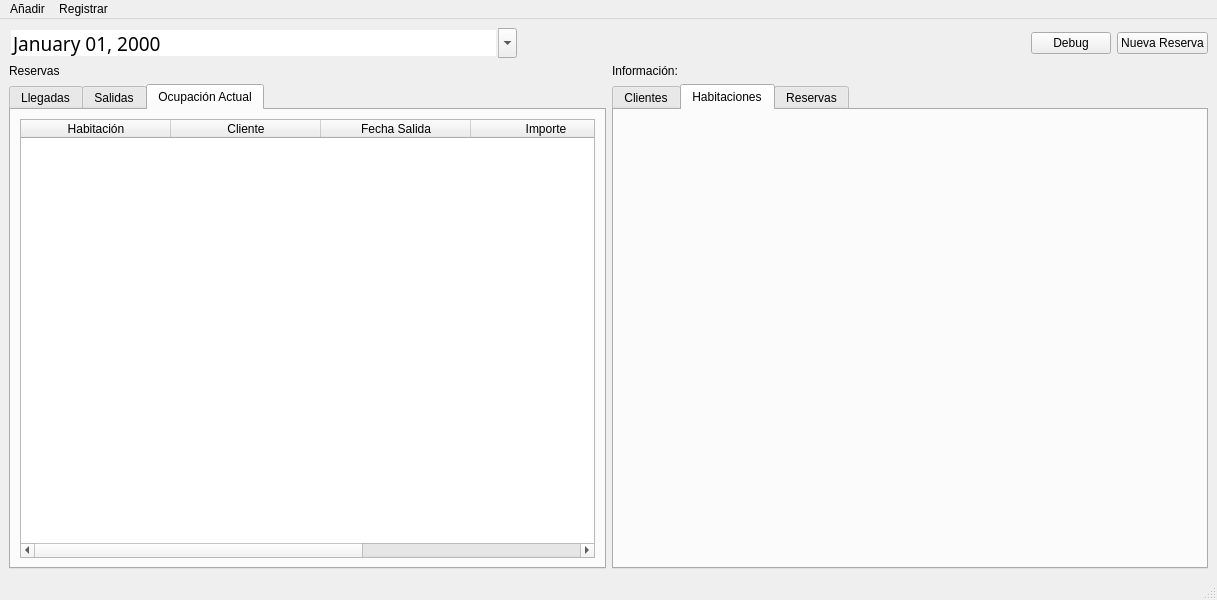
This is Componentes_Visuales/Ventana_Principal/ventanaprincipal.ui in Dennis-Villa/Gestor_Hotelero as Qt 5 draws it before an edit. The edited form follows.
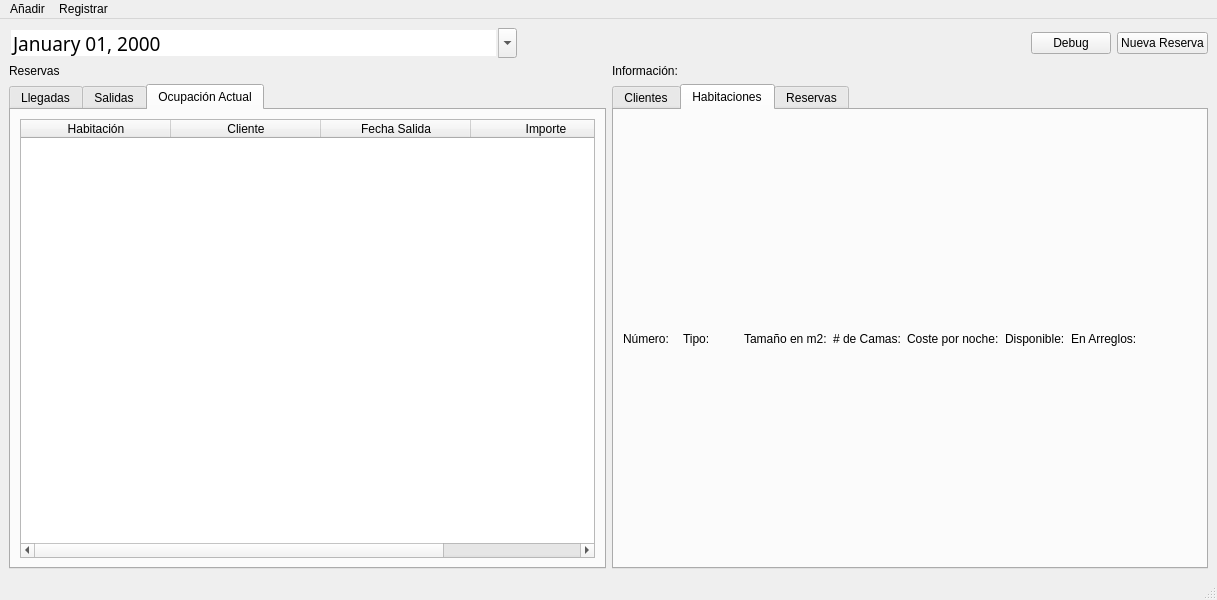
This is the edited form. The open tabs and pages were chosen to show the change.

Commit message: Resolucion de bugs al modificar habitaciones

```diff
--- a/Componentes_Visuales/Ventana_Principal/ventanaprincipal.ui
+++ b/Componentes_Visuales/Ventana_Principal/ventanaprincipal.ui
@@ -339,7 +339,7 @@
                <number>0</number>
               </property>
               <property name="columnCount">
-               <number>5</number>
+               <number>4</number>
               </property>
               <attribute name="horizontalHeaderCascadingSectionResizes">
                <bool>false</bool>
@@ -373,11 +373,6 @@
                 <string>Importe</string>
                </property>
               </column>
-              <column>
-               <property name="text">
-                <string/>
-               </property>
-              </column>
              </widget>
             </item>
            </layout>
@@ -457,6 +452,72 @@
            <attribute name="title">
             <string>Habitaciones</string>
            </attribute>
+           <layout class="QVBoxLayout" name="verticalLayout_11">
+            <item>
+             <layout class="QVBoxLayout" name="verticalLayoutInfoHabitaciones">
+              <item>
+               <layout class="QHBoxLayout" name="horizontalLayout_4">
+                <item>
+                 <widget class="QLabel" name="label_20">
+                  <property name="text">
+                   <string>Número:</string>
+                  </property>
+                 </widget>
+                </item>
+                <item>
+                 <widget class="QLabel" name="label_16">
+                  <property name="text">
+                   <string>Tipo:</string>
+                  </property>
+                 </widget>
+                </item>
+                <item>
+                 <widget class="QLabel" name="label_22">
+                  <property name="text">
+                   <string>Tamaño en m2:</string>
+                  </property>
+                 </widget>
+                </item>
+                <item>
+                 <widget class="QLabel" name="label_21">
+                  <property name="text">
+                   <string># de Camas:</string>
+                  </property>
+                 </widget>
+                </item>
+                <item>
+                 <widget class="QLabel" name="label_17">
+                  <property name="text">
+                   <string>Coste por noche:</string>
+                  </property>
+                 </widget>
+                </item>
+                <item>
+                 <widget class="QLabel" name="label_18">
+                  <property name="text">
+                   <string>Disponible:</string>
+                  </property>
+                 </widget>
+                </item>
+                <item>
+                 <widget class="QLabel" name="label_19">
+                  <property name="text">
+                   <string>En Arreglos:</string>
+                  </property>
+                 </widget>
+                </item>
+                <item>
+                 <widget class="QLabel" name="label_23">
+                  <property name="text">
+                   <string> </string>
+                  </property>
+                 </widget>
+                </item>
+               </layout>
+              </item>
+             </layout>
+            </item>
+           </layout>
           </widget>
           <widget class="QWidget" name="tabInformacionReservas">
            <attribute name="title">
```
Left out of the diff: 4 changed lines with no effect on the pictures. The commit also changes 11 other files.
